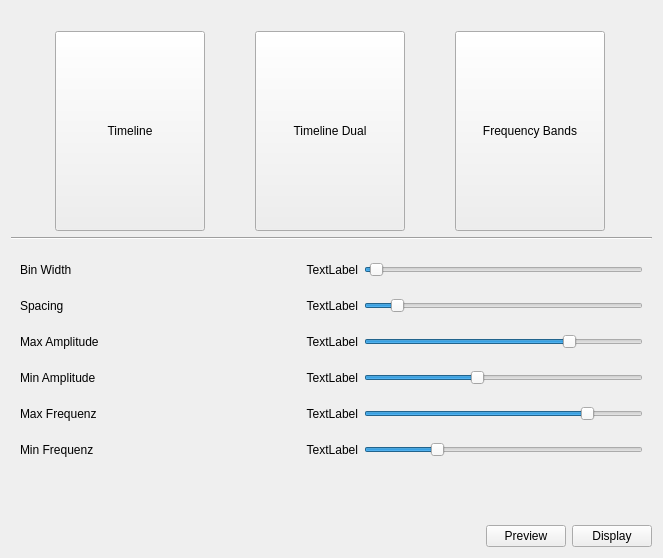
The window that src/qt/design-files/music.ui (CountRucula/matrix-app) describes before a commit, drawn with Qt 5.
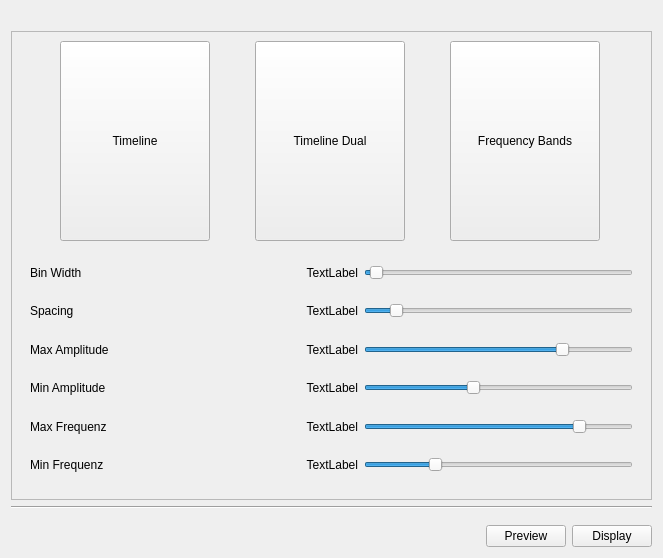
The same window after the commit.

Commit message: add scroll area in music tab

What changed in the file:
```diff
--- a/src/qt/design-files/music.ui
+++ b/src/qt/design-files/music.ui
@@ -14,20 +14,156 @@
    <string>Form</string>
   </property>
   <layout class="QGridLayout" name="gridLayout">
-   <item row="4" column="0">
-    <spacer name="verticalSpacer">
+   <item row="5" column="0">
+    <layout class="QHBoxLayout" name="horizontalLayout">
+     <property name="topMargin">
+      <number>10</number>
+     </property>
+     <item>
+      <spacer name="horizontalSpacer">
      <property name="orientation">
-      <enum>Qt::Orientation::Vertical</enum>
+        <enum>Qt::Orientation::Horizontal</enum>
      </property>
      <property name="sizeHint" stdset="0">
       <size>
-       <width>20</width>
-       <height>40</height>
+         <width>40</width>
+         <height>20</height>
       </size>
      </property>
     </spacer>
    </item>
+     <item>
+      <widget class="QPushButton" name="btn_preview">
+       <property name="text">
+        <string>Preview</string>
+       </property>
+      </widget>
+     </item>
+     <item>
+      <widget class="QPushButton" name="btn_display">
+       <property name="text">
+        <string>Display</string>
+       </property>
+      </widget>
+     </item>
+    </layout>
+   </item>
    <item row="3" column="0">
+    <widget class="Line" name="line">
+     <property name="orientation">
+      <enum>Qt::Orientation::Horizontal</enum>
+     </property>
+    </widget>
+   </item>
+   <item row="0" column="0">
+    <widget class="QLabel" name="lbl_status">
+     <property name="text">
+      <string/>
+     </property>
+    </widget>
+   </item>
+   <item row="1" column="0">
+    <widget class="QScrollArea" name="scrollArea">
+     <property name="widgetResizable">
+      <bool>true</bool>
+     </property>
+     <widget class="QWidget" name="scrollAreaWidgetContents">
+      <property name="geometry">
+       <rect>
+        <x>0</x>
+        <y>0</y>
+        <width>622</width>
+        <height>472</height>
+       </rect>
+      </property>
+      <layout class="QVBoxLayout" name="verticalLayout_2">
+       <item>
+        <layout class="QVBoxLayout" name="verticalLayout">
+         <item>
+          <layout class="QGridLayout" name="gridLayout_3">
+           <property name="topMargin">
+            <number>0</number>
+           </property>
+           <item row="0" column="1">
+            <widget class="QToolButton" name="btn_mode_timeline_dual">
+             <property name="minimumSize">
+              <size>
+               <width>150</width>
+               <height>200</height>
+              </size>
+             </property>
+             <property name="text">
+              <string>Timeline Dual</string>
+             </property>
+             <property name="iconSize">
+              <size>
+               <width>128</width>
+               <height>128</height>
+              </size>
+             </property>
+             <property name="checkable">
+              <bool>true</bool>
+             </property>
+             <property name="toolButtonStyle">
+              <enum>Qt::ToolButtonStyle::ToolButtonTextUnderIcon</enum>
+             </property>
+            </widget>
+           </item>
+           <item row="0" column="0">
+            <widget class="QToolButton" name="btn_mode_timeline">
+             <property name="minimumSize">
+              <size>
+               <width>150</width>
+               <height>200</height>
+              </size>
+             </property>
+             <property name="text">
+              <string>Timeline</string>
+             </property>
+             <property name="iconSize">
+              <size>
+               <width>128</width>
+               <height>128</height>
+              </size>
+             </property>
+             <property name="checkable">
+              <bool>true</bool>
+             </property>
+             <property name="toolButtonStyle">
+              <enum>Qt::ToolButtonStyle::ToolButtonTextUnderIcon</enum>
+             </property>
+            </widget>
+           </item>
+           <item row="0" column="2">
+            <widget class="QToolButton" name="btn_mode_bands">
+             <property name="minimumSize">
+              <size>
+               <width>150</width>
+               <height>200</height>
+              </size>
+             </property>
+             <property name="text">
+              <string>Frequency Bands</string>
+             </property>
+             <property name="iconSize">
+              <size>
+               <width>128</width>
+               <height>128</height>
+              </size>
+             </property>
+             <property name="checkable">
+              <bool>true</bool>
+             </property>
+             <property name="toolButtonStyle">
+              <enum>Qt::ToolButtonStyle::ToolButtonTextUnderIcon</enum>
+             </property>
+            </widget>
+           </item>
+          </layout>
+         </item>
+        </layout>
+       </item>
+       <item>
     <widget class="QStackedWidget" name="mode_settings">
      <property name="sizePolicy">
       <sizepolicy hsizetype="MinimumExpanding" vsizetype="MinimumExpanding">
@@ -356,134 +492,8 @@
      </widget>
     </widget>
    </item>
-   <item row="0" column="0">
-    <widget class="QLabel" name="lbl_status">
-     <property name="text">
-      <string/>
-     </property>
-    </widget>
-   </item>
-   <item row="1" column="0">
-    <layout class="QGridLayout" name="gridLayout_3">
-     <property name="topMargin">
-      <number>0</number>
-     </property>
-     <item row="0" column="2">
-      <widget class="QToolButton" name="btn_mode_bands">
-       <property name="minimumSize">
-        <size>
-         <width>150</width>
-         <height>200</height>
-        </size>
-       </property>
-       <property name="text">
-        <string>Frequency Bands</string>
-       </property>
-       <property name="iconSize">
-        <size>
-         <width>128</width>
-         <height>128</height>
-        </size>
-       </property>
-       <property name="checkable">
-        <bool>true</bool>
-       </property>
-       <property name="toolButtonStyle">
-        <enum>Qt::ToolButtonStyle::ToolButtonTextUnderIcon</enum>
-       </property>
-      </widget>
-     </item>
-     <item row="0" column="1">
-      <widget class="QToolButton" name="btn_mode_timeline_dual">
-       <property name="minimumSize">
-        <size>
-         <width>150</width>
-         <height>200</height>
-        </size>
-       </property>
-       <property name="text">
-        <string>Timeline Dual</string>
-       </property>
-       <property name="iconSize">
-        <size>
-         <width>128</width>
-         <height>128</height>
-        </size>
-       </property>
-       <property name="checkable">
-        <bool>true</bool>
-       </property>
-       <property name="toolButtonStyle">
-        <enum>Qt::ToolButtonStyle::ToolButtonTextUnderIcon</enum>
-       </property>
-      </widget>
-     </item>
-     <item row="0" column="0">
-      <widget class="QToolButton" name="btn_mode_timeline">
-       <property name="minimumSize">
-        <size>
-         <width>150</width>
-         <height>200</height>
-        </size>
-       </property>
-       <property name="text">
-        <string>Timeline</string>
-       </property>
-       <property name="iconSize">
-        <size>
-         <width>128</width>
-         <height>128</height>
-        </size>
-       </property>
-       <property name="checkable">
-        <bool>true</bool>
-       </property>
-       <property name="toolButtonStyle">
-        <enum>Qt::ToolButtonStyle::ToolButtonTextUnderIcon</enum>
-       </property>
-      </widget>
-     </item>
-    </layout>
-   </item>
-   <item row="5" column="0">
-    <layout class="QHBoxLayout" name="horizontalLayout">
-     <property name="topMargin">
-      <number>10</number>
-     </property>
-     <item>
-      <spacer name="horizontalSpacer">
-       <property name="orientation">
-        <enum>Qt::Orientation::Horizontal</enum>
-       </property>
-       <property name="sizeHint" stdset="0">
-        <size>
-         <width>40</width>
-         <height>20</height>
-        </size>
-       </property>
-      </spacer>
-     </item>
-     <item>
-      <widget class="QPushButton" name="btn_preview">
-       <property name="text">
-        <string>Preview</string>
-       </property>
-      </widget>
-     </item>
-     <item>
-      <widget class="QPushButton" name="btn_display">
-       <property name="text">
-        <string>Display</string>
-       </property>
-      </widget>
-     </item>
-    </layout>
-   </item>
-   <item row="2" column="0">
-    <widget class="Line" name="line">
-     <property name="orientation">
-      <enum>Qt::Orientation::Horizontal</enum>
-     </property>
+      </layout>
+     </widget>
     </widget>
    </item>
   </layout>
```
Lines whose indentation alone changed are shown as unchanged. The commit also changes 1 other file.
